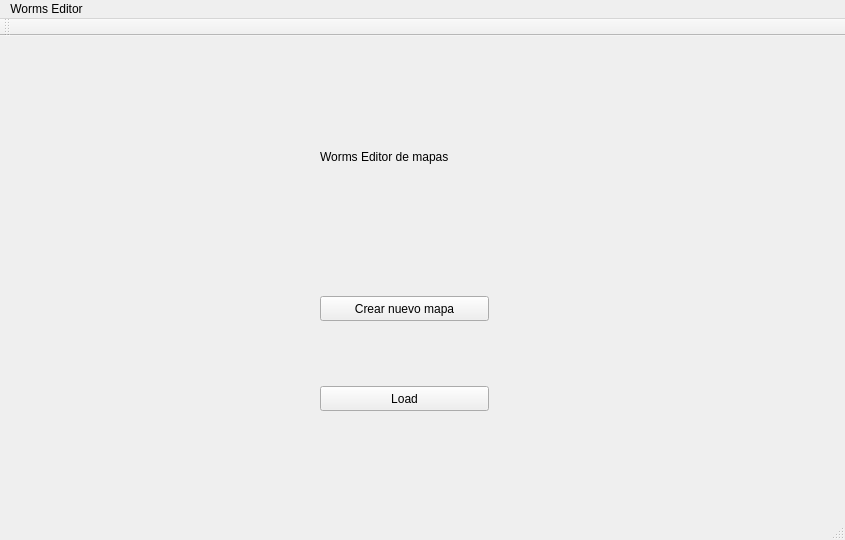
Above: Editor/TPWorms/mainwindow.ui from fedefunes96/worms before the change. Below: the same form after it.
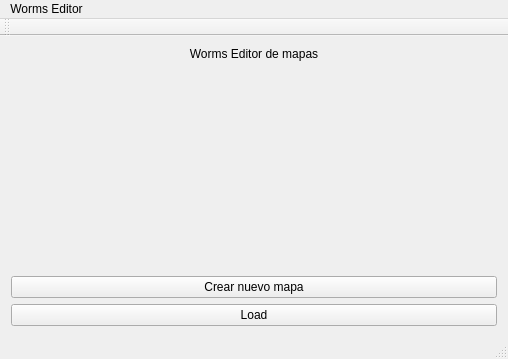
That is the form after the change.

```diff
--- a/Editor/TPWorms/mainwindow.ui
+++ b/Editor/TPWorms/mainwindow.ui
@@ -6,63 +6,54 @@
    <rect>
     <x>0</x>
     <y>0</y>
-    <width>845</width>
-    <height>540</height>
+    <width>508</width>
+    <height>359</height>
    </rect>
   </property>
   <property name="windowTitle">
    <string>MainWindow</string>
   </property>
   <widget class="QWidget" name="centralWidget">
-   <widget class="QPushButton" name="load">
-    <property name="geometry">
-     <rect>
-      <x>320</x>
-      <y>350</y>
-      <width>169</width>
-      <height>25</height>
-     </rect>
-    </property>
-    <property name="text">
-     <string>Load</string>
-    </property>
-   </widget>
-   <widget class="QPushButton" name="pushButton">
-    <property name="geometry">
-     <rect>
-      <x>320</x>
-      <y>260</y>
-      <width>169</width>
-      <height>25</height>
-     </rect>
-    </property>
-    <property name="text">
-     <string>Crear nuevo mapa</string>
-    </property>
-   </widget>
-   <widget class="QLabel" name="label">
-    <property name="geometry">
-     <rect>
-      <x>320</x>
-      <y>10</y>
-      <width>169</width>
-      <height>221</height>
-     </rect>
-    </property>
-    <property name="text">
-     <string>Worms Editor de mapas</string>
-    </property>
-    <property name="scaledContents">
-     <bool>true</bool>
-    </property>
-   </widget>
+   <layout class="QVBoxLayout" name="verticalLayout_2">
+    <item>
+     <layout class="QVBoxLayout" name="verticalLayout">
+      <item>
+       <widget class="QLabel" name="label">
+        <property name="text">
+         <string>Worms Editor de mapas</string>
+        </property>
+        <property name="scaledContents">
+         <bool>true</bool>
+        </property>
+        <property name="alignment">
+         <set>Qt::AlignHCenter|Qt::AlignTop</set>
+        </property>
+       </widget>
+      </item>
+      <item>
+       <widget class="QPushButton" name="pushButton">
+        <property name="text">
+         <string>Crear nuevo mapa</string>
+        </property>
+       </widget>
+      </item>
+      <item>
+       <widget class="QPushButton" name="load">
+        <property name="text">
+         <string>Load</string>
+        </property>
+       </widget>
+      </item>
+     </layout>
+    </item>
+   </layout>
   </widget>
   <widget class="QMenuBar" name="menuBar">
    <property name="geometry">
     <rect>
      <x>0</x>
      <y>0</y>
-     <width>845</width>
+     <width>508</width>
      <height>22</height>
     </rect>
    </property>
```
